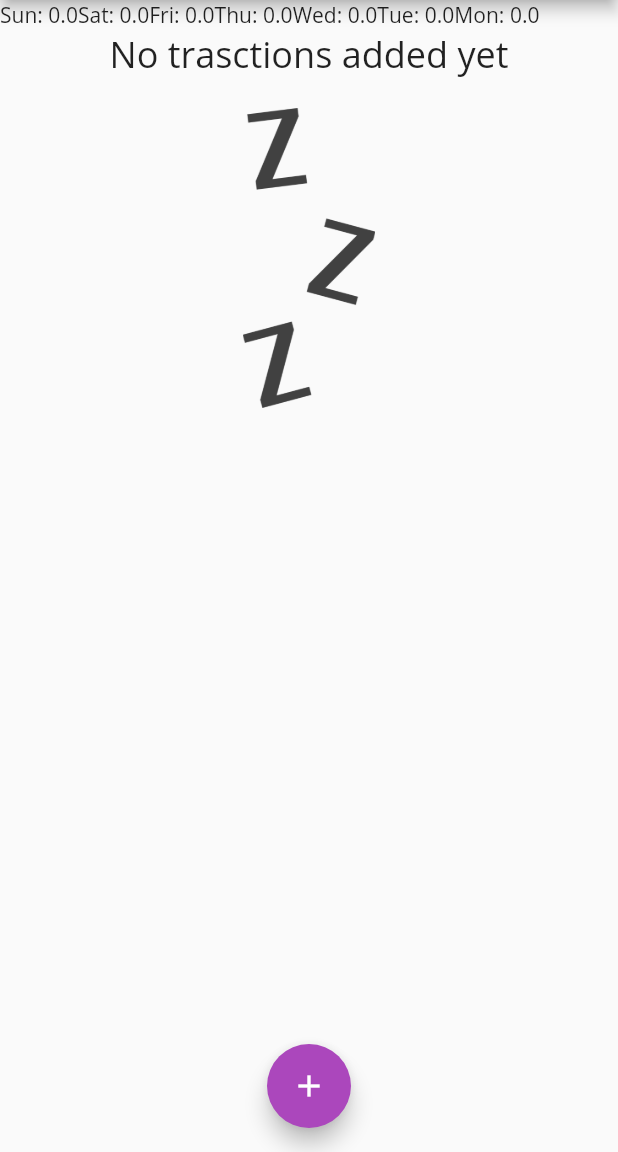
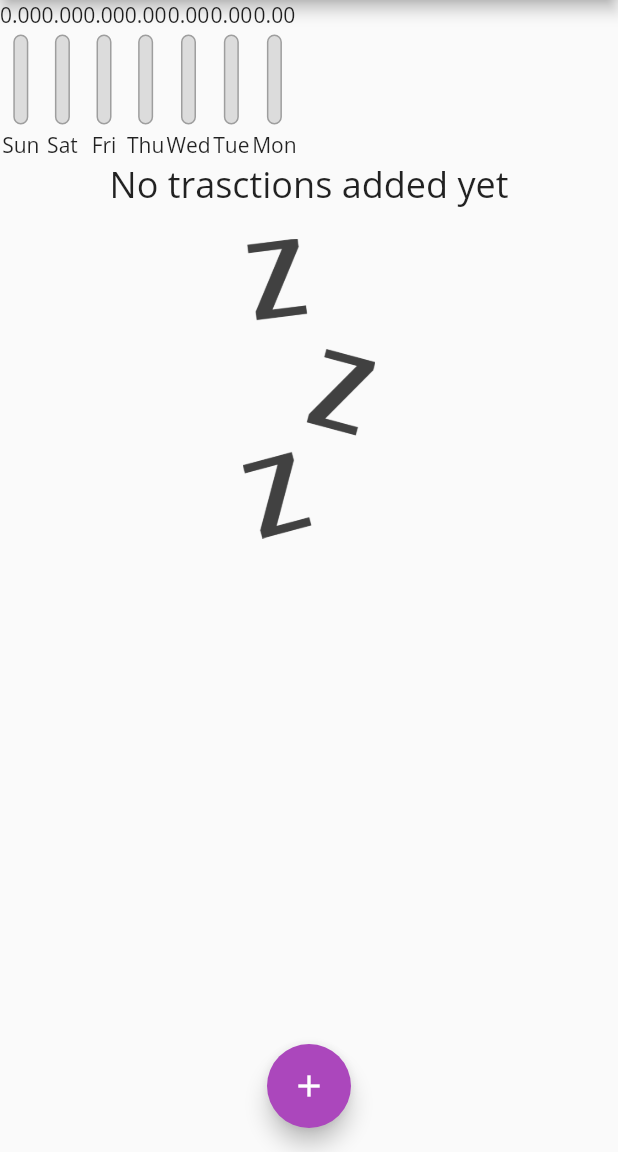
Before and after one commit to mubinbin/expenses_app, a Flutter app: the screen it shows after launch, on a phone screen of 412 x 824 dp, the part 84-1236 px from its top. Run offline on Flutter 3.47's test engine with Material 2 defaults, Android fonts, the phone set to English and light mode, and no system bars.

Commit message:
implemented bar chart

```diff
--- a/lib/widgets/chart.dart
+++ b/lib/widgets/chart.dart
@@ -1,5 +1,6 @@
 import 'package:flutter/material.dart';
 import 'package:intl/intl.dart';
+import './chart_bar.dart';
 import '../models/trasaction.dart';
 
 class Chart extends StatelessWidget {
@@ -24,15 +25,25 @@ class Chart extends StatelessWidget {
         return {"day": DateFormat.E().format(weekDay), "amount": spendTotal};
       });
 
+  double get spendingTotal {
+    return groupedTransactions.fold(
+        0.0, (prev, cur) => prev + (cur['amount'] as double));
+  }
+
   @override
   Widget build(BuildContext context) {
     return Row(
-      children: groupedTransactions
-          .map(
-            (m) => Text(
-                '${m['day']}: ${(m['amount'] as double) * 100.truncateToDouble() / 100}'),
-          )
-          .toList(),
-    );
+        children: groupedTransactions
+            .map(
+              (m) => ChartBar(
+                barLabel: m['day'].toString(),
+                spendingAmount:
+                    (m['amount'] as double) * 100.truncateToDouble() / 100,
+                spendPercentage: spendingTotal == 0.0
+                    ? 0.0
+                    : (m['amount'] as double) / spendingTotal,
+              ),
+            )
+            .toList());
   }
 }
--- /dev/null
+++ b/lib/widgets/chart_bar.dart
@@ -0,0 +1,50 @@
+import 'package:flutter/material.dart';
+
+class ChartBar extends StatelessWidget {
+  final String barLabel;
+  final double spendingAmount;
+  final double spendPercentage;
+
+  const ChartBar({
+    Key? key,
+    required this.barLabel,
+    required this.spendingAmount,
+    required this.spendPercentage,
+  }) : super(key: key);
+
+  @override
+  Widget build(BuildContext context) {
+    return Column(
+      children: <Widget>[
+        Text(spendingAmount.toStringAsFixed(2)),
+        const SizedBox(height: 4),
+        SizedBox(
+          height: 60,
+          width: 10,
+          child: Stack(
+            children: [
+              Container(
+                decoration: BoxDecoration(
+                  border: Border.all(color: Colors.grey, width: 1.0),
+                  color: const Color.fromRGBO(220, 220, 220, 1),
+                  borderRadius: BorderRadius.circular(10),
+                ),
+              ),
+              FractionallySizedBox(
+                heightFactor: spendPercentage,
+                child: Container(
+                  decoration: BoxDecoration(
+                    color: Theme.of(context).primaryColor,
+                    borderRadius: BorderRadius.circular(10),
+                  ),
+                ),
+              )
+            ],
+          ),
+        ),
+        const SizedBox(height: 4),
+        Text(barLabel),
+      ],
+    );
+  }
+}
--- a/lib/widgets/text_input.dart
+++ b/lib/widgets/text_input.dart
@@ -21,14 +21,16 @@ class TextInput extends StatelessWidget {
           labelTitle == 'Amount' ? TextInputType.number : TextInputType.text,
       decoration: InputDecoration(
         label: Text.rich(
-          TextSpan(children: <InlineSpan>[
+          TextSpan(
+            children: <InlineSpan>[
               WidgetSpan(
                 child: Text(labelTitle),
               ),
               const WidgetSpan(
                 child: Text('*', style: TextStyle(color: Colors.red)),
               ),
-          ]),
+            ],
+          ),
         ),
       ),
     );
```
Lines whose indentation alone changed are shown as unchanged.
